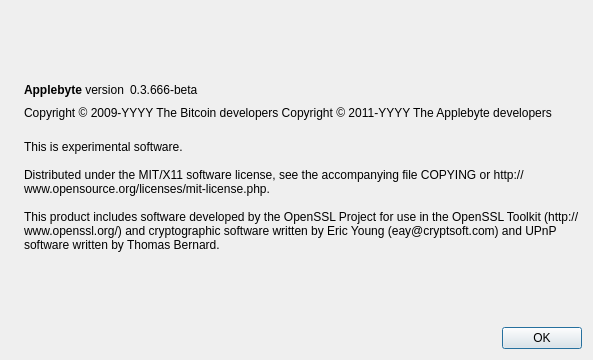
The window that src/qt/forms/aboutdialog.ui (AppleByteMe/AppleByte) describes before a commit, drawn with Qt 5.
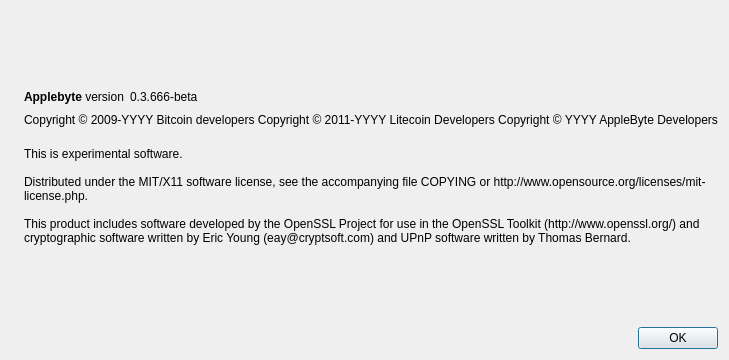
The same window after the commit. Icons and pictures are not drawn.

Commit message: Update copyright notices

Diff of the .ui file:
```diff
--- a/src/qt/forms/aboutdialog.ui
+++ b/src/qt/forms/aboutdialog.ui
@@ -6,7 +6,7 @@
    <rect>
     <x>0</x>
     <y>0</y>
-    <width>593</width>
+    <width>647</width>
     <height>360</height>
    </rect>
   </property>
@@ -91,8 +91,9 @@
         <cursorShape>IBeamCursor</cursorShape>
        </property>
        <property name="text">
-        <string notr="true">Copyright &amp;copy; 2009-YYYY The Bitcoin developers
-Copyright &amp;copy; 2011-YYYY The Applebyte developers</string>
+        <string notr="true">Copyright &amp;copy; 2009-YYYY Bitcoin developers
+Copyright &amp;copy; 2011-YYYY Litecoin Developers
+Copyright &amp;copy; YYYY AppleByte Developers</string>
        </property>
        <property name="textFormat">
         <enum>Qt::RichText</enum>
```
The commit also changes 63 other files.
